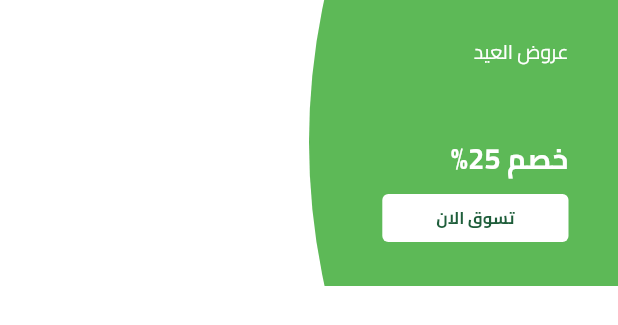
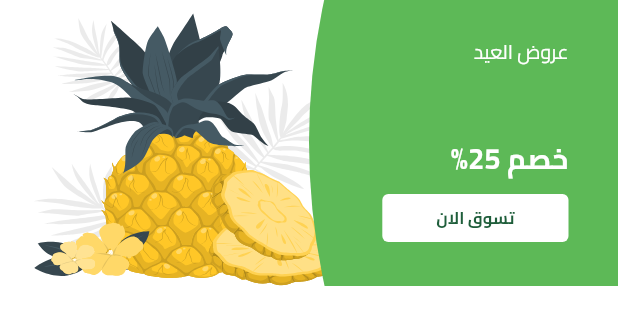
Before and after one commit to mohammedakilan/fruit_hub, a Flutter app: the FeaturedItem widget shown alone on an empty page, opened directly, on a phone screen of 412 x 824 dp. Shown: the top 325 px of the screen. Run offline on Flutter 3.47's test engine with Material 3 defaults, Android fonts, the phone set to English and light mode, and no system bars; our stand-ins replace bloc, cloud_firestore, dartz, dots_indicator, firebase_auth, firebase_core and 7 more; missing offline and left inert: flutter_facebook_auth; accounts and stored records are empty.

Commit message:
featured item  part 3

```diff
--- a/lib/features/home/presentation/views/widgets/featured_item.dart
+++ b/lib/features/home/presentation/views/widgets/featured_item.dart
@@ -10,15 +10,20 @@ class FeaturedItem extends StatelessWidget {
 
   @override
   Widget build(BuildContext context) {
-    var itemWidth = MediaQuery.of(context).size.width * .5;
+    var itemWidth = MediaQuery.of(context).size.width ;
     return SizedBox(
       child: AspectRatio(
         aspectRatio: 342 / 158,
         child: Stack(
           children: [
-            Image.asset(Assets.imagesWatermelonTest),
+            Positioned(
+              left: 0,
+              bottom: 0,
+              top: 0,
+              right:  itemWidth * .4,
+              child: SvgPicture.asset(Assets.imagesPageViewItem2Image, fit: BoxFit.fill,)),
             Container(
-              width: itemWidth,
+              width: itemWidth * .5,
               decoration: BoxDecoration(
                 image: DecorationImage(
                     image: svg.Svg(
```
